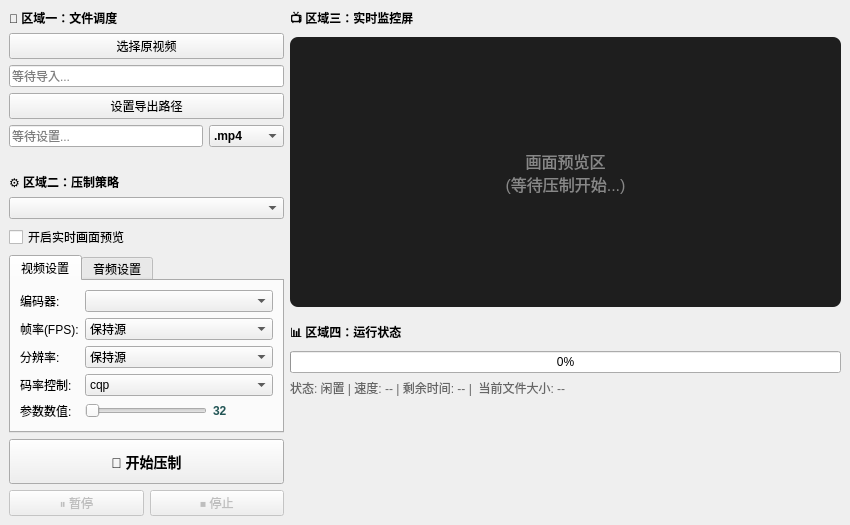
xxh16384/ffmpeg_ultra, file ui/designer_ui/main_window.ui: the form before one commit.
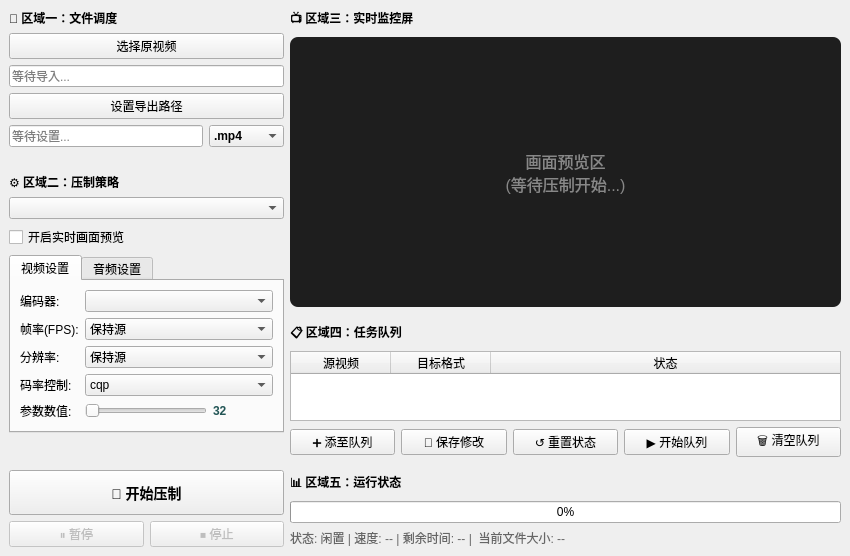
The form after the commit.

Commit message: feat: create initial main window UI for the video encoding application.

```diff
--- a/ui/designer_ui/main_window.ui
+++ b/ui/designer_ui/main_window.ui
@@ -222,7 +222,66 @@
       </item>
       <item>
        <widget class="QLabel" name="label_4">
-        <property name="text"><string>&lt;b&gt;📊 区域四：运行状态&lt;/b&gt;</string></property>
+        <property name="text"><string>&lt;b&gt;📋 区域四：任务队列&lt;/b&gt;</string></property>
+       </widget>
+      </item>
+      <item>
+       <widget class="QTableWidget" name="table_queue">
+        <property name="selectionBehavior">
+         <enum>QAbstractItemView::SelectRows</enum>
+        </property>
+        <property name="columnCount"><number>3</number></property>
+        <attribute name="horizontalHeaderStretchLastSection"><bool>true</bool></attribute>
+        <column>
+         <property name="text"><string>源视频</string></property>
+        </column>
+        <column>
+         <property name="text"><string>目标格式</string></property>
+        </column>
+        <column>
+         <property name="text"><string>状态</string></property>
+        </column>
+       </widget>
+      </item>
+      <item>
+       <layout class="QHBoxLayout" name="queue_btn_layout">
+        <item>
+         <widget class="QPushButton" name="btn_add_queue">
+          <property name="text"><string>➕ 添至队列</string></property>
+         </widget>
+        </item>
+        <item>
+         <widget class="QPushButton" name="btn_update_queue">
+          <property name="text"><string>🔄 保存修改</string></property>
+         </widget>
+        </item>
+        <item>
+         <widget class="QPushButton" name="btn_reset_queue">
+          <property name="text"><string>↺ 重置状态</string></property>
+         </widget>
+        </item>
+        <item>
+         <widget class="QPushButton" name="btn_start_queue">
+          <property name="text"><string>▶ 开始队列</string></property>
+         </widget>
+        </item>
+        <item>
+         <widget class="QPushButton" name="btn_clear_queue">
+          <property name="text"><string>🗑 清空队列</string></property>
+         </widget>
+        </item>
+       </layout>
+      </item>
+      <item>
+       <spacer name="verticalSpacer_queue">
+        <property name="orientation"><enum>Qt::Vertical</enum></property>
+        <property name="sizeType"><enum>QSizePolicy::Fixed</enum></property>
+        <property name="sizeHint"><size><width>20</width><height>10</height></size></property>
+       </spacer>
+      </item>
+      <item>
+       <widget class="QLabel" name="label_5">
+        <property name="text"><string>&lt;b&gt;📊 区域五：运行状态&lt;/b&gt;</string></property>
        </widget>
       </item>
       <item>
```
The commit also changes 3 other files.
